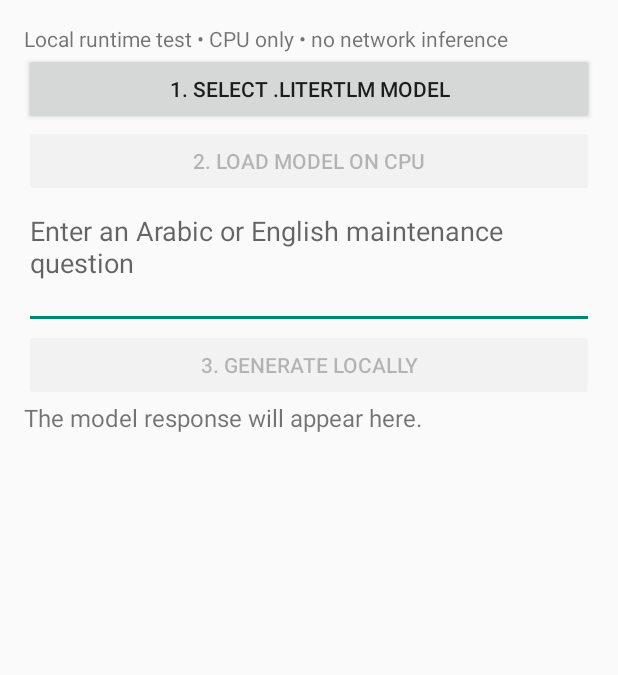
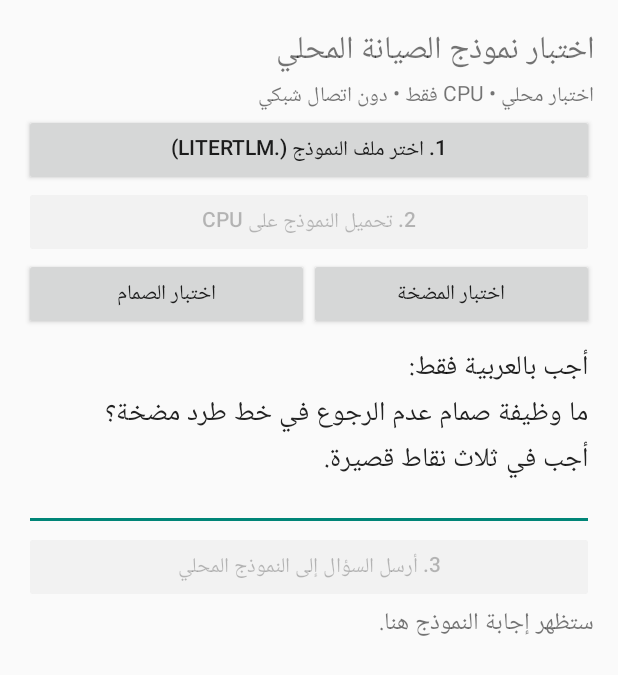
Before and after one commit to belaggouneseifeddine/ai-maintenance-toolkit, an Android app: the screen it shows after launch (MainActivity), on a phone screen of 412 x 824 dp. Shown: the top 675 px of the screen. Run offline under Robolectric (Android 15) with nearby library versions, the phone set to English and light mode, and no system bars; libraries missing offline, so code that uses them is left out: com.google.ai.edge.

Commit message:
Improve Arabic Android model test UI, timing and runtime lifecycle

```diff
--- a/android-local-host/app/src/main/java/com/maintenanceaitoolkit/localhost/MainActivity.kt
+++ b/android-local-host/app/src/main/java/com/maintenanceaitoolkit/localhost/MainActivity.kt
@@ -4,6 +4,8 @@ import android.app.Activity
 import android.content.Intent
 import android.net.Uri
 import android.os.Bundle
+import android.os.SystemClock
+import android.view.Gravity
 import android.view.ViewGroup
 import android.widget.Button
 import android.widget.EditText
@@ -25,8 +27,24 @@ class MainActivity : Activity() {
     companion object {
         private const val PICK_MODEL_REQUEST = 4102
         private const val MAX_MODEL_BYTES = 2L * 1024L * 1024L * 1024L
+        private const val VALVE_TEST = """أجب بالعربية فقط:
+ما وظيفة صمام عدم الرجوع في خط طرد مضخة؟
+أجب في ثلاث نقاط قصيرة."""
+        private const val PUMP_TEST = """مضخة طرد مركزي تعمل، لكن التدفق انخفض بشكل واضح.
+المعطيات:
+- ضغط السحب المقاس طبيعي.
+- ضغط الطرد أقل من المعتاد.
+- سرعة المحرك ثابتة.
+- لا توجد اهتزازات غير طبيعية.
+
+اذكر ثلاث فرضيات قابلة للفحص، وافصل الحقائق عن الفرضيات.
+اختر ثلاثة قياسات فقط ورتبها حسب قيمتها التشخيصية.
+وضح ما الذي لا يمكن استنتاجه من البيانات الحالية.
+لا تستبعد عطلًا بسبب غياب الاهتزازات أو ثبات السرعة.
+لا تجزم بسبب دون أدلة كافية."""
     }
 
+    // One serial executor owns all Engine and Conversation operations.
     private val worker: ExecutorService = Executors.newSingleThreadExecutor()
     private var selectedModel: File? = null
     private var engine: Engine? = null
@@ -41,7 +59,8 @@ class MainActivity : Activity() {
     override fun onCreate(savedInstanceState: Bundle?) {
         super.onCreate(savedInstanceState)
         buildUi()
-        status.text = "Local runtime test • CPU only • no network inference"
+        status.text = "اختبار محلي • CPU فقط • دون اتصال شبكي"
+        prompt.setText(VALVE_TEST)
     }
 
     private fun buildUi() {
@@ -49,9 +68,13 @@ class MainActivity : Activity() {
             orientation = LinearLayout.VERTICAL
             setPadding(24, 24, 24, 24)
         }
+        val title = TextView(this).apply {
+            text = "اختبار نموذج الصيانة المحلي"
+            textSize = 21f
+        }
         status = TextView(this).apply { textSize = 14f }
         val pickButton = Button(this).apply {
-            text = "1. Select .litertlm model"
+            text = "1. اختر ملف النموذج (.litertlm)"
             setOnClickListener {
                 val intent = Intent(Intent.ACTION_OPEN_DOCUMENT).apply {
                     addCategory(Intent.CATEGORY_OPENABLE)
@@ -61,24 +84,38 @@ class MainActivity : Activity() {
             }
         }
         loadButton = Button(this).apply {
-            text = "2. Load model on CPU"
+            text = "2. تحميل النموذج على CPU"
             isEnabled = false
             setOnClickListener { loadModel() }
         }
+        val testButtons = LinearLayout(this).apply {
+            orientation = LinearLayout.HORIZONTAL
+        }
+        val valveButton = Button(this).apply {
+            text = "اختبار الصمام"
+            setOnClickListener { prompt.setText(VALVE_TEST) }
+        }
+        val pumpButton = Button(this).apply {
+            text = "اختبار المضخة"
+            setOnClickListener { prompt.setText(PUMP_TEST) }
+        }
+        testButtons.addView(valveButton, LinearLayout.LayoutParams(0, ViewGroup.LayoutParams.WRAP_CONTENT, 1f))
+        testButtons.addView(pumpButton, LinearLayout.LayoutParams(0, ViewGroup.LayoutParams.WRAP_CONTENT, 1f))
+
         prompt = EditText(this).apply {
-            hint = "Enter an Arabic or English maintenance question"
-            minLines = 3
-            gravity = android.view.Gravity.TOP
+            hint = "اكتب سؤال الصيانة هنا"
+            minLines = 4
+            gravity = Gravity.TOP
         }
         sendButton = Button(this).apply {
-            text = "3. Generate locally"
+            text = "3. أرسل السؤال إلى النموذج المحلي"
             isEnabled = false
             setOnClickListener { generate() }
         }
         output = TextView(this).apply {
             textSize = 16f
             setTextIsSelectable(true)
-            text = "The model response will appear here."
+            text = "ستظهر إجابة النموذج هنا."
         }
         val scroll = ScrollView(this).apply {
             addView(output, ViewGroup.LayoutParams(
@@ -86,9 +123,11 @@ class MainActivity : Activity() {
                 ViewGroup.LayoutParams.WRAP_CONTENT
             ))
         }
+        root.addView(title)
         root.addView(status)
         root.addView(pickButton)
         root.addView(loadButton)
+        root.addView(testButtons)
         root.addView(prompt, LinearLayout.LayoutParams(
             ViewGroup.LayoutParams.MATCH_PARENT, ViewGroup.LayoutParams.WRAP_CONTENT
         ))
@@ -104,17 +143,23 @@ class MainActivity : Activity() {
         super.onActivityResult(requestCode, resultCode, data)
         if (requestCode != PICK_MODEL_REQUEST || resultCode != RESULT_OK) return
         val uri = data?.data ?: return
-        status.text = "Copying model into private app storage…"
+        status.text = "جارٍ نسخ النموذج إلى مساحة التطبيق الخاصة…"
         loadButton.isEnabled = false
         worker.execute {
+            val started = SystemClock.elapsedRealtime()
             try {
-                selectedModel = copyModel(uri)
+                val copied = copyModel(uri)
+                selectedModel = copied
+                val elapsed = SystemClock.elapsedRealtime() - started
                 runOnUiThread {
-                    status.text = "Model selected: ${selectedModel?.name}\nReady to load on CPU."
+                    status.text = "تم اختيار النموذج: ${copied.name}\nالحجم: ${copied.length() / (1024 * 1024)} MB • النسخ: ${elapsed} ms"
                     loadButton.isEnabled = true
                 }
             } catch (error: Exception) {
-                runOnUiThread { status.text = "Model import failed: ${error.message}" }
+                runOnUiThread {
+                    status.text = "فشل استيراد النموذج: ${error.javaClass.simpleName}: ${error.message}"
+                    loadButton.isEnabled = false
+                }
             }
         }
     }
@@ -122,13 +167,13 @@ class MainActivity : Activity() {
     private fun copyModel(uri: Uri): File {
         val name = queryDisplayName(uri) ?: "selected-model.litertlm"
         require(name.endsWith(".litertlm", ignoreCase = true)) {
-            "Select the .litertlm model file."
+            "اختر ملفًا بامتداد .litertlm"
         }
         val destinationDir = File(filesDir, "models").apply { mkdirs() }
         val destination = File(destinationDir, "qwen3.5-0.8b.litertlm")
         val temporary = File(destinationDir, "model.tmp")
         contentResolver.openInputStream(uri).use { input ->
-            requireNotNull(input) { "Cannot open selected model file." }
+            requireNotNull(input) { "تعذر فتح ملف النموذج المحدد." }
             temporary.outputStream().use { outputStream ->
                 val buffer = ByteArray(1024 * 1024)
                 var total = 0L
@@ -136,41 +181,54 @@ class MainActivity : Activity() {
                     val count = input.read(buffer)
                     if (count < 0) break
                     total += count
-                    require(total <= MAX_MODEL_BYTES) { "Model file exceeds the 2 GB POC limit." }
+                    require(total <= MAX_MODEL_BYTES) { "حجم النموذج يتجاوز حد الاختبار 2 GB." }
                     outputStream.write(buffer, 0, count)
                 }
                 outputStream.fd.sync()
             }
         }
-        require(temporary.length() > 0L) { "Selected model file is empty." }
-        if (destination.exists()) destination.delete()
-        check(temporary.renameTo(destination)) { "Could not finalize the model copy." }
+        require(temporary.length() > 0L) { "ملف النموذج فارغ." }
+        if (destination.exists()) check(destination.delete()) { "تعذر استبدال النسخة السابقة." }
+        check(temporary.renameTo(destination)) { "تعذر إنهاء نسخ النموذج." }
         return destination
     }
 
     private fun queryDisplayName(uri: Uri): String? {
-        contentResolver.query(uri, arrayOf(android.provider.OpenableColumns.DISPLAY_NAME),
-            null, null, null)?.use { cursor ->
+        contentResolver.query(
+            uri,
+            arrayOf(android.provider.OpenableColumns.DISPLAY_NAME),
+            null,
+            null,
+            null
+        )?.use { cursor ->
             if (cursor.moveToFirst()) return cursor.getString(0)
         }
         return null
+    }
+
+    private fun releaseRuntime() {
+        try { conversation?.close() } catch (_: Exception) { }
+        conversation = null
+        try { engine?.close() } catch (_: Exception) { }
+        engine = null
     }
 
     private fun loadModel() {
         val model = selectedModel ?: return
         loadButton.isEnabled = false
         sendButton.isEnabled = false
-        status.text = "Loading LiteRT-LM model on CPU. Keep the app open…"
+        status.text = "جارٍ تحميل LiteRT-LM على CPU. اترك التطبيق مفتوحًا…"
         worker.execute {
+            val started = SystemClock.elapsedRealtime()
             try {
+                releaseRuntime()
                 val candidate = Engine(EngineConfig(
                     modelPath = model.absolutePath,
                     backend = Backend.CPU(),
                     cacheDir = cacheDir.absolutePath
                 ))
                 candidate.initialize()
-                engine = candidate
-                conversation = candidate.createConversation(
+                val candidateConversation = candidate.createConversation(
                     ConversationConfig(
                         systemInstruction = Contents.of(
                             "You are a careful industrial maintenance assistant. " +
@@ -185,13 +243,16 @@ class MainActivity : Activity() {
                         maxOutputToken = 512
                     )
                 )
+                engine = candidate
+                conversation = candidateConversation
+                val elapsed = SystemClock.elapsedRealtime() - started
                 runOnUiThread {
-                    status.text = "Model loaded • LiteRT-LM • CPU • local inference"
+                    status.text = "النموذج جاهز • CPU • تشغيل محلي\nزمن التحميل: ${elapsed} ms"
                     sendButton.isEnabled = true
                 }
             } catch (error: Exception) {
                 runOnUiThread {
-                    status.text = "Model load failed: ${error.javaClass.simpleName}: ${error.message}"
+                    status.text = "فشل تحميل النموذج: ${error.javaClass.simpleName}: ${error.message}"
                     loadButton.isEnabled = true
                 }
             }
@@ -202,17 +263,19 @@ class MainActivity : Activity() {
         val text = prompt.text.toString().trim()
         if (text.isEmpty()) return
         sendButton.isEnabled = false
-        output.text = "Generating locally…"
+        output.text = "جارٍ التوليد محليًا…"
         worker.execute {
+            val started = SystemClock.elapsedRealtime()
             try {
                 val response = requireNotNull(conversation).sendMessage(text)
+                val elapsed = SystemClock.elapsedRealtime() - started
                 runOnUiThread {
-                    output.text = response.text
+                    output.text = "${response.text}\n\n[زمن الإجابة: ${elapsed} ms]"
                     sendButton.isEnabled = true
                 }
             } catch (error: Exception) {
                 runOnUiThread {
-                    output.text = "Generation failed: ${error.javaClass.simpleName}: ${error.message}"
+                    output.text = "فشل التوليد: ${error.javaClass.simpleName}: ${error.message}"
                     sendButton.isEnabled = true
                 }
             }
@@ -220,10 +283,7 @@ class MainActivity : Activity() {
     }
 
     override fun onDestroy() {
-        worker.execute {
-            try { conversation?.close() } catch (_: Exception) { }
-            try { engine?.close() } catch (_: Exception) { }
-        }
+        worker.execute { releaseRuntime() }
         worker.shutdown()
         super.onDestroy()
     }
```
